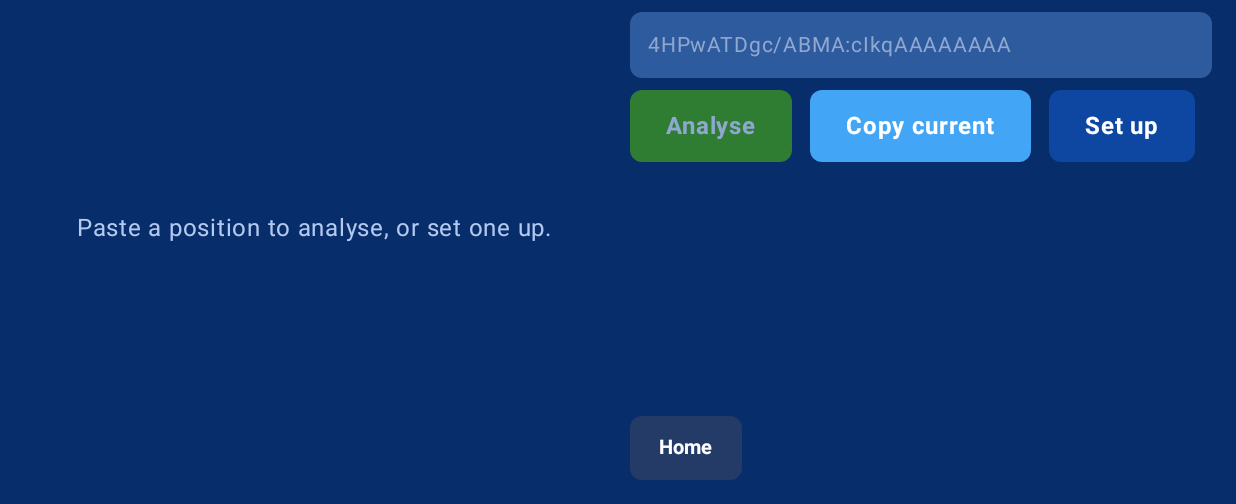
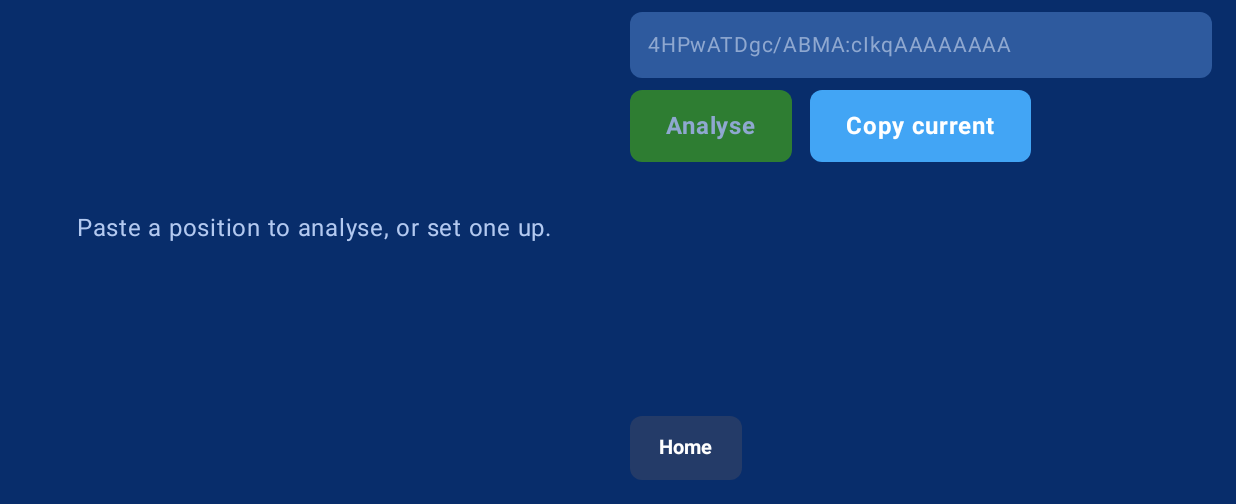
Before and after one commit to clavierhaus/gnubg-android, an Android app built with Jetpack Compose: the composable AnalyseScreen shown on its own in the app's theme, on a phone screen of 824 x 412 dp (held sideways), the part 114-618 px from its top. Run offline under Robolectric (Android 15) with nearby library versions, the light colour scheme and no system bars; network calls fail; 1 statement that could not run was skipped.

Commit message:
fix: fence ONLY the board editor behind Plus; Analyse stays free with ID import
The previous withdrawal over-cut: it removed the entire Analyse mode where
the Plus boundary names only the board editor (free-position setup). Restored
by revert; this commit withholds the editor's single entry point (the Set up
button -> beginEdit) while pasted GNU BG ID / XGID import, analysis, and ID
display remain fully free. Editor code stays compiled (unreachable) so the
Plus overlay re-enables it with a trivial revert. Docs corrected to the true
boundary.

```diff
--- a/gnubg-app/app/src/main/kotlin/com/clavierhaus/gnubg/analyse/AnalyseScreen.kt
+++ b/gnubg-app/app/src/main/kotlin/com/clavierhaus/gnubg/analyse/AnalyseScreen.kt
@@ -662,11 +662,10 @@ fun AnalyseScreen(
                         }
                     }
 
-                    GameButton(
-                        label = "Set up",
-                        color = pal.uiChipOff,
-                        enabled = !busy
-                    ) { beginEdit() }
+                    // Plus fence: the board editor (free-position setup via
+                    // beginEdit) ships in the Plus edition. Its single entry
+                    // point is withheld here; pasted-ID import and analysis
+                    // remain fully available in this edition.
                 }
 
                 val msg = status
```
Also changed, not shown: 3 other files.
